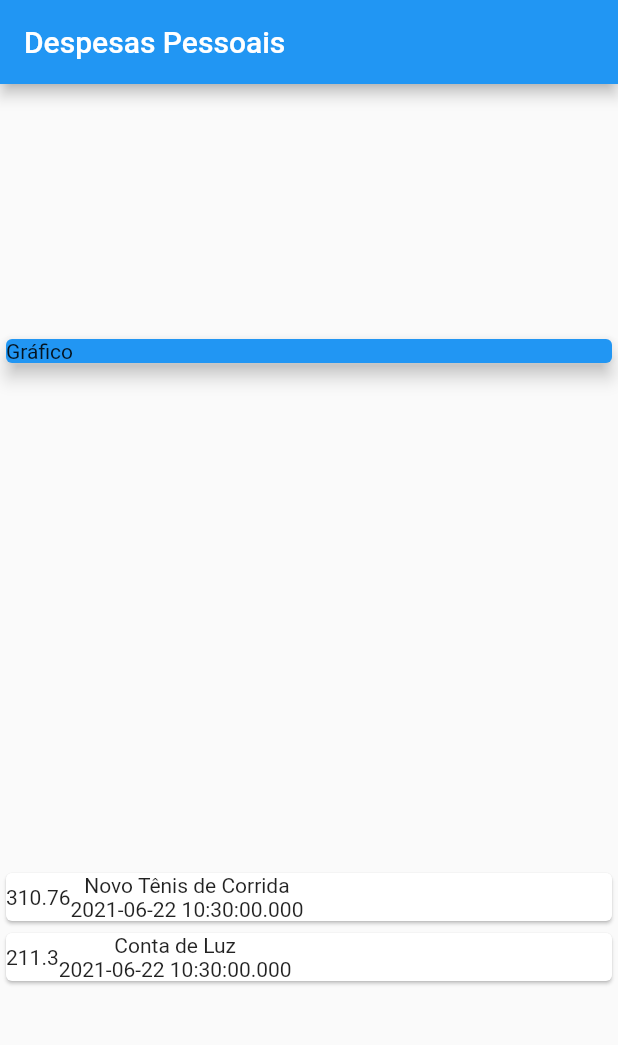
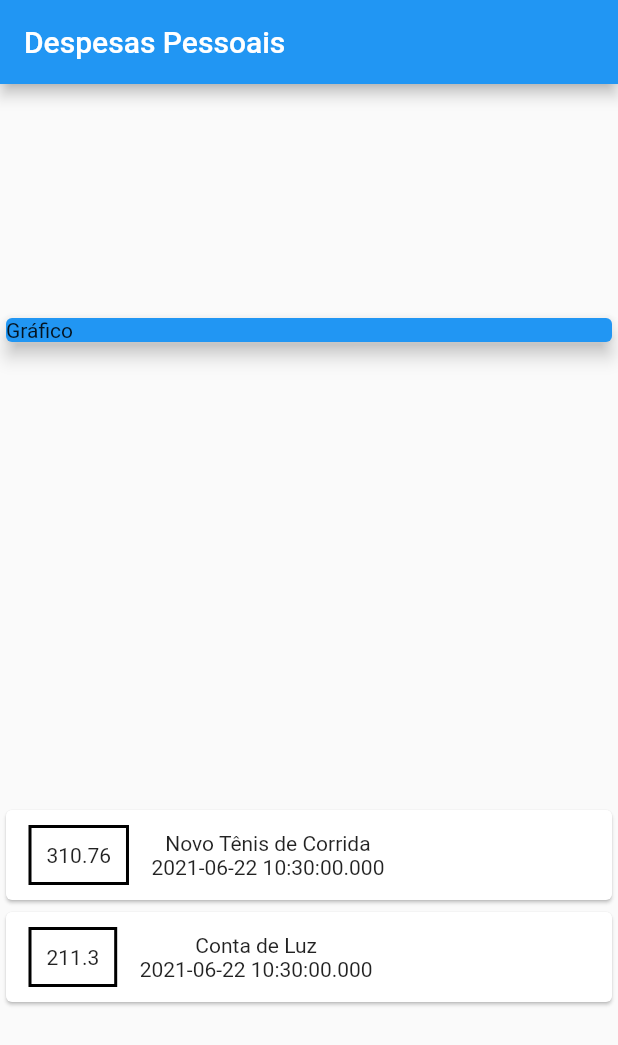
Before and after one commit to oscarbfs/Expenses_app, a Flutter app: the screen it shows after launch, on a phone screen of 412 x 824 dp. Shown: the top 1045 px of the screen. Run offline on Flutter 3.47's test engine with Material 2 defaults, Android fonts, the phone set to English and light mode, and no system bars.

Commit message:
Aplicando Estilo no Container

```diff
--- a/lib/main.dart
+++ b/lib/main.dart
@@ -51,7 +51,20 @@ class MyHomePage extends StatelessWidget {
                 child: Row(
                   children: <Widget>[
                     Container(
-                      child: Text(tr.value.toString()),
+                      margin: EdgeInsets.symmetric(
+                        horizontal: 15,
+                        vertical: 10,
+                      ),
+                      decoration: BoxDecoration(
+                        border: Border.all(
+                          color: Colors.black,
+                          width: 2,
+                        ),
+                      ),
+                      padding: EdgeInsets.all(10),
+                      child: Text(
+                        tr.value.toString(),
+                      ),
                     ),
                     Column(
                       children: <Widget>[
```
